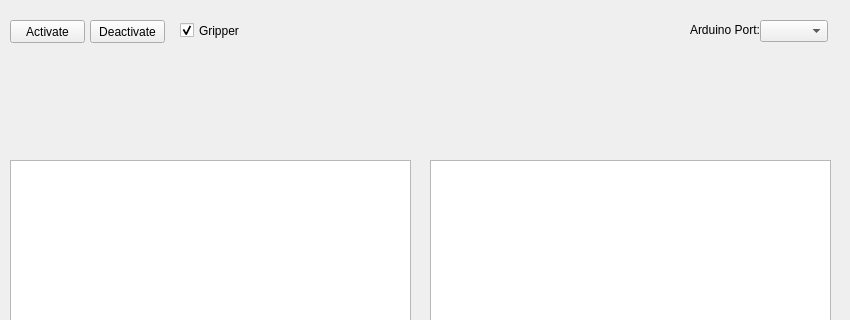
Above: App/mainwindow.ui from tbirand/ArduinoRobotArm before the change; both pictures show x 0 to 850 and y 0 to 320 of the 850 by 485 pixel window. Below: the same form after it.
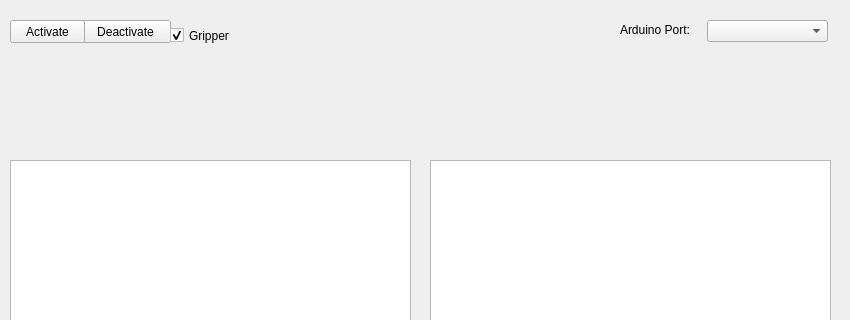
That is the form after the change. Custom widgets are drawn as their Qt base class.

Commit message: UI updated for Mac, Arduino code put into its folder as required by the IDE

The edit to the form file:
```diff
--- a/App/mainwindow.ui
+++ b/App/mainwindow.ui
@@ -20,9 +20,9 @@
    <widget class="QPushButton" name="pushButton_2">
     <property name="geometry">
      <rect>
-      <x>90</x>
+      <x>80</x>
       <y>20</y>
-      <width>75</width>
+      <width>91</width>
       <height>23</height>
      </rect>
     </property>
@@ -160,9 +160,9 @@
    <widget class="QComboBox" name="portSelect">
     <property name="geometry">
      <rect>
-      <x>760</x>
+      <x>707</x>
       <y>20</y>
-      <width>68</width>
+      <width>121</width>
       <height>22</height>
      </rect>
     </property>
@@ -170,9 +170,9 @@
    <widget class="QLabel" name="label">
     <property name="geometry">
      <rect>
-      <x>690</x>
+      <x>620</x>
       <y>20</y>
-      <width>70</width>
+      <width>91</width>
       <height>20</height>
      </rect>
     </property>
@@ -183,10 +183,10 @@
    <widget class="QCheckBox" name="checkBox">
     <property name="geometry">
      <rect>
-      <x>180</x>
+      <x>170</x>
       <y>20</y>
       <width>90</width>
-      <height>21</height>
+      <height>31</height>
      </rect>
     </property>
     <property name="text">
```
The commit also changes 1 other file.
